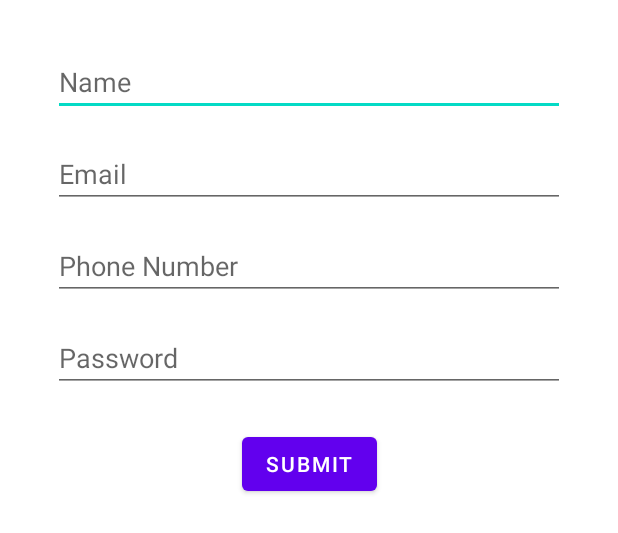
After one commit to hanunmasitha/simosdista, an Android app: the layout fragment_register.xml on its own in the app's theme, with its tools: preview values and no code run, on a phone screen of 412 x 824 dp. The commit adds this screen. Shown: the top 533 px of the screen. Run offline under Robolectric (Android 15) with nearby library versions, the phone set to English and light mode, and no system bars.

Commit message:
Change UI design

```diff
--- /dev/null
+++ b/android/app/src/main/res/layout/fragment_register.xml
@@ -0,0 +1,69 @@
+<?xml version="1.0" encoding="utf-8"?>
+<androidx.constraintlayout.widget.ConstraintLayout xmlns:android="http://schemas.android.com/apk/res/android"
+    xmlns:app="http://schemas.android.com/apk/res-auto"
+    xmlns:tools="http://schemas.android.com/tools"
+    android:layout_width="match_parent"
+    android:layout_height="match_parent"
+    tools:context=".presenter.register.RegisterFragment">
+
+
+    <EditText
+        android:id="@+id/register_name"
+        android:layout_width="wrap_content"
+        android:layout_height="wrap_content"
+        android:layout_marginTop="32dp"
+        android:ems="16"
+        android:inputType="textPersonName"
+        android:hint="Name"
+        app:layout_constraintEnd_toEndOf="parent"
+        app:layout_constraintStart_toStartOf="parent"
+        app:layout_constraintTop_toTopOf="parent" />
+
+    <EditText
+        android:id="@+id/register_email"
+        android:layout_width="wrap_content"
+        android:layout_height="wrap_content"
+        android:layout_marginTop="16dp"
+        android:ems="16"
+        android:hint="Email"
+        android:inputType="textEmailAddress"
+        app:layout_constraintEnd_toEndOf="@+id/register_name"
+        app:layout_constraintStart_toStartOf="@+id/register_name"
+        app:layout_constraintTop_toBottomOf="@+id/register_name" />
+
+    <EditText
+        android:id="@+id/editTextPhone"
+        android:layout_width="wrap_content"
+        android:layout_height="wrap_content"
+        android:layout_marginTop="16dp"
+        android:ems="16"
+        android:hint="Phone Number"
+        android:inputType="phone"
+        app:layout_constraintEnd_toEndOf="@+id/register_email"
+        app:layout_constraintStart_toStartOf="@+id/register_email"
+        app:layout_constraintTop_toBottomOf="@+id/register_email" />
+
+    <EditText
+        android:id="@+id/editTextTextPassword"
+        android:layout_width="wrap_content"
+        android:layout_height="wrap_content"
+        android:layout_marginTop="16dp"
+        android:ems="16"
+        android:hint="Password"
+        android:inputType="textPassword"
+        app:layout_constraintEnd_toEndOf="@+id/editTextPhone"
+        app:layout_constraintStart_toStartOf="@+id/editTextPhone"
+        app:layout_constraintTop_toBottomOf="@+id/editTextPhone" />
+
+    <Button
+        android:id="@+id/button"
+        android:layout_width="wrap_content"
+        android:layout_height="wrap_content"
+        android:layout_marginTop="24dp"
+        android:text="submit"
+        app:layout_constraintEnd_toEndOf="@+id/editTextTextPassword"
+        app:layout_constraintStart_toStartOf="@+id/editTextTextPassword"
+        app:layout_constraintTop_toBottomOf="@+id/editTextTextPassword" />
+
+
+</androidx.constraintlayout.widget.ConstraintLayout>
```
Also changed, not shown: android/app/src/main/java/com/example/simodista/presenter/home/UserHomeFragment.kt (added, +20 -0 lines), android/app/src/main/java/com/example/simodista/presenter/register/RegisterFragment.kt (+15 -1 lines), android/app/src/main/res/layout/fragment_login.xml (+13 -13 lines), android/app/src/main/res/layout/fragment_user_home.xml (added, +14 -0 lines), android/app/src/main/res/navigation/navigation.xml (+30 -1 lines).
